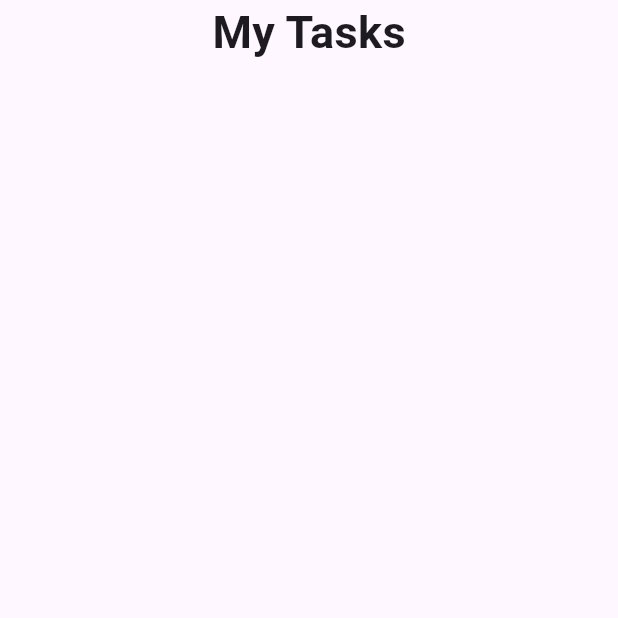
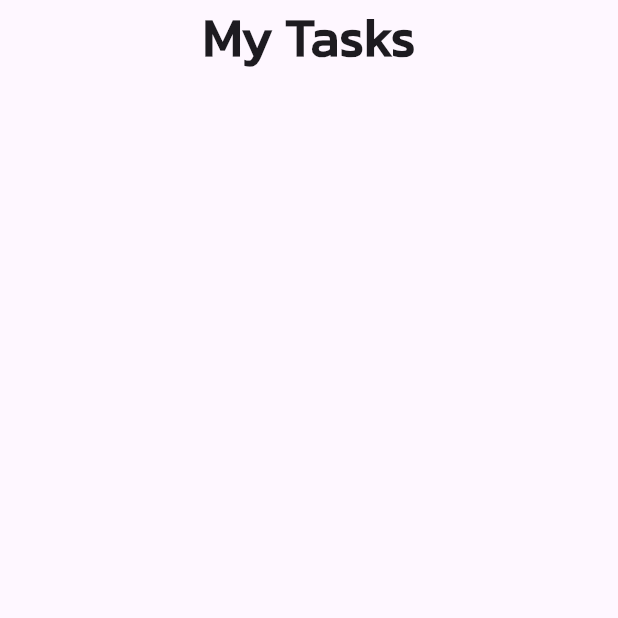
Before and after one commit to ahmdZhran/to_do, a Flutter app: the screen it shows after launch, on a phone screen of 412 x 824 dp, the top half of it. Run offline on Flutter 3.47's test engine with Material 3 defaults, Android fonts, the phone set to English and light mode, and no system bars.

Commit message:
add font family name to textStyle

```diff
--- a/lib/core/utls/text_styles.dart
+++ b/lib/core/utls/text_styles.dart
@@ -2,7 +2,8 @@ import 'package:flutter/material.dart';
 
 abstract class CustomTextStyle {
   static const normalBoldstyleBold = TextStyle(
-    fontSize: 30,
+    fontSize: 35,
     fontWeight: FontWeight.bold,
+    fontFamily: 'Kanit',
   );
 }
```
